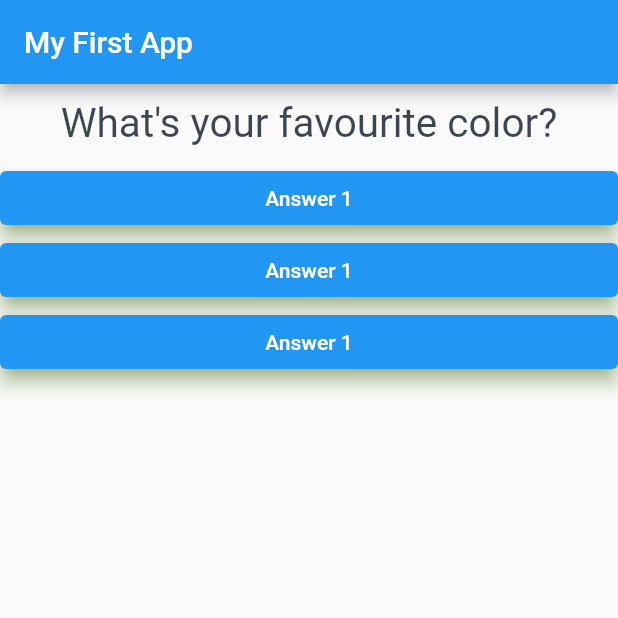
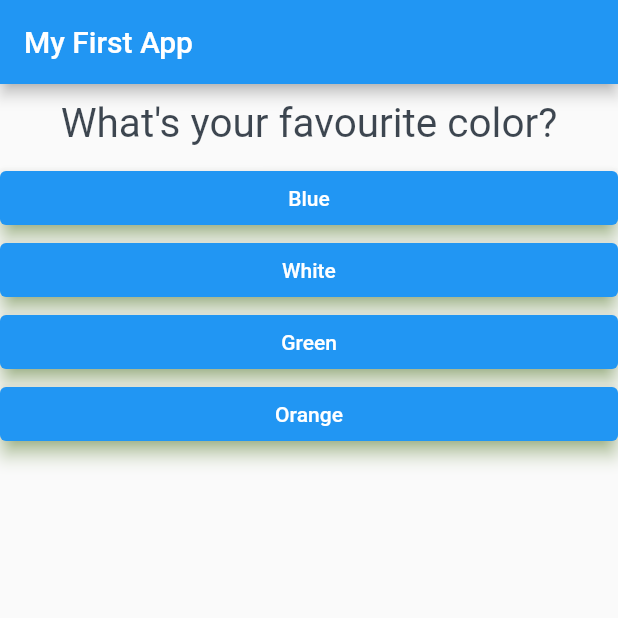
Before and after one commit to akjha96/Flutter_personalisation_quiz, a Flutter app: the screen it shows after launch, on a phone screen of 412 x 824 dp, the top half of it. Run offline on Flutter 3.47's test engine with Material 2 defaults, Android fonts, the phone set to English and light mode, and no system bars.

Commit message:
Implemented dynamic question & answers based on Data

```diff
--- a/lib/answer.dart
+++ b/lib/answer.dart
@@ -2,15 +2,17 @@ import 'package:flutter/material.dart';
 
 class Answer extends StatelessWidget {
   final VoidCallback selectHandler;
+  final String answerText;
 
-  Answer(this.selectHandler);
+  const Answer(this.selectHandler, this.answerText, {Key? key})
+      : super(key: key);
 
   @override
   Widget build(BuildContext context) {
     return Container(
       width: double.infinity,
       child: ElevatedButton(
-        child: Text('Answer 1'),
+        child: Text(answerText),
         onPressed: selectHandler,
         // style: ButtonStyle(
         //   backgroundColor: MaterialStateProperty.all(Colors.red),
--- a/lib/main.dart
+++ b/lib/main.dart
@@ -5,7 +5,7 @@ import 'question.dart';
 import 'answer.dart';
 
 void main() {
-  runApp(MyApp());
+  runApp(const MyApp());
 }
 
 class MyApp extends StatefulWidget {
@@ -21,8 +21,18 @@ class _MyAppState extends State<MyApp> {
   int _questionIndex = 0;
 
   final questions = [
-    'What\'s your favourite color?',
-    'What\'s your favourite animal?',
+    {
+      'questionText': 'What\'s your favourite color?',
+      'answers': ['Blue', 'White', 'Green', 'Orange'],
+    },
+    {
+      'questionText': 'What\'s your favourite animal?',
+      'answers': ['Tiger', 'Lion', 'Tortoise', 'Rabbit'],
+    },
+    {
+      'questionText': 'Who\'s your favourite Instructor?',
+      'answers': ['Andrei', 'Max', 'Angela', 'Yihua'],
+    },
   ];
 
   @override
@@ -46,11 +56,12 @@ class _MyAppState extends State<MyApp> {
         body: Column(
           children: <Widget>[
             Question(
-              questionText: questions[_questionIndex],
+              questionText: questions[_questionIndex]['questionText'] as String,
             ),
-            Answer(_answerQuestion),
-            Answer(_answerQuestion),
-            Answer(_answerQuestion),
+            ...(questions[_questionIndex]['answers'] as List<String>)
+                .map((answer) {
+              return Answer(_answerQuestion, answer);
+            }).toList(),
           ],
         ),
       ),
```
